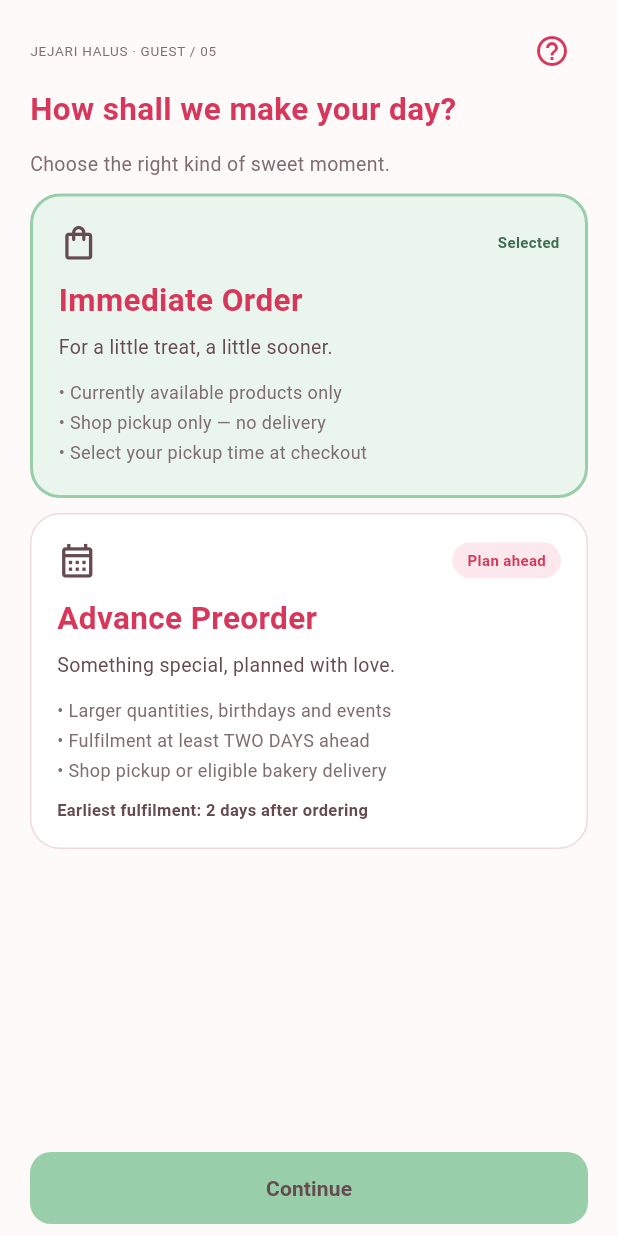
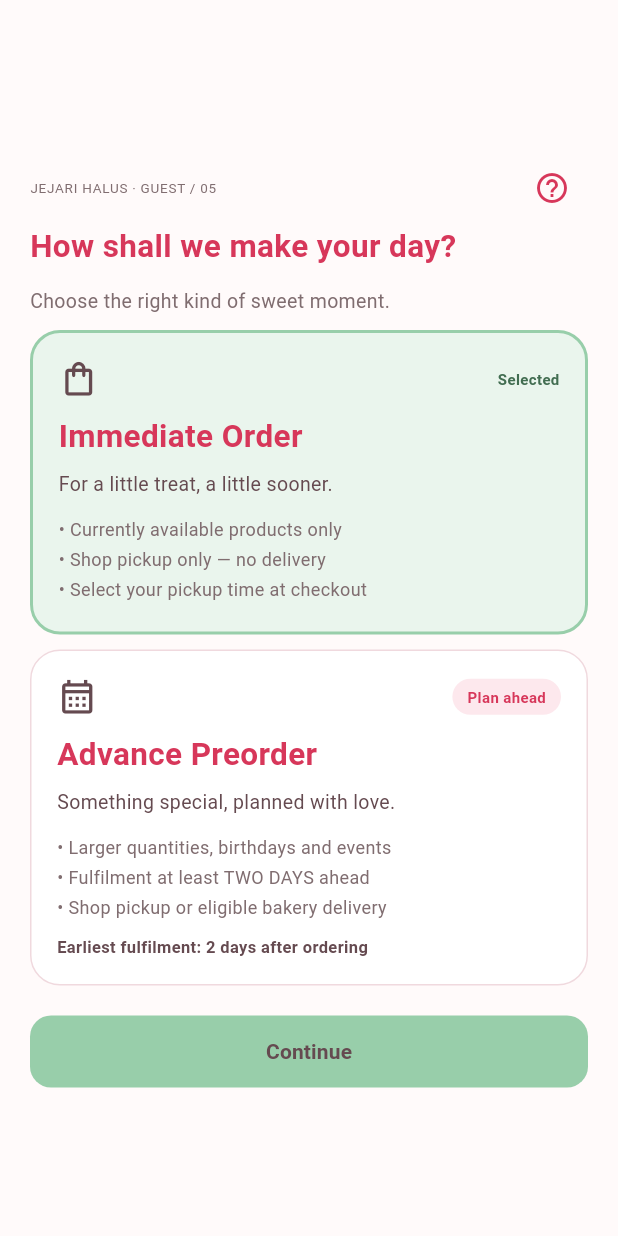
Before and after one commit to azuah12/Jejari_Halus_Bakery_App, a Flutter app: the screen it shows after launch, on a phone screen of 412 x 824 dp. Run offline on Flutter 3.47's test engine with Material 3 defaults, Android fonts, the phone set to English and light mode, and no system bars.

Commit message:
Fix Order Type Screen Layout and Widget Test

```diff
--- a/src/lib/screens/order_type_screen.dart
+++ b/src/lib/screens/order_type_screen.dart
@@ -45,6 +45,7 @@ class _OrderTypeScreenState extends State<OrderTypeScreen> {
             constraints: const BoxConstraints(maxWidth: 430),
             child: SizedBox(
               width: double.infinity,
+              child: SingleChildScrollView(
                 child: Padding(
                   padding: const EdgeInsets.symmetric(horizontal: 20),
                   child: Column(
@@ -126,7 +127,7 @@ class _OrderTypeScreenState extends State<OrderTypeScreen> {
                         },
                       ),
 
-                    const Spacer(),
+                      const SizedBox(height: 20),
 
                       // Continue Button
                       SizedBox(
@@ -160,6 +161,7 @@ class _OrderTypeScreenState extends State<OrderTypeScreen> {
             ),
           ),
         ),
+      ),
     );
   }
 }
```
Also changed, not shown: 1 other file. Lines whose indentation alone changed are shown as unchanged.
